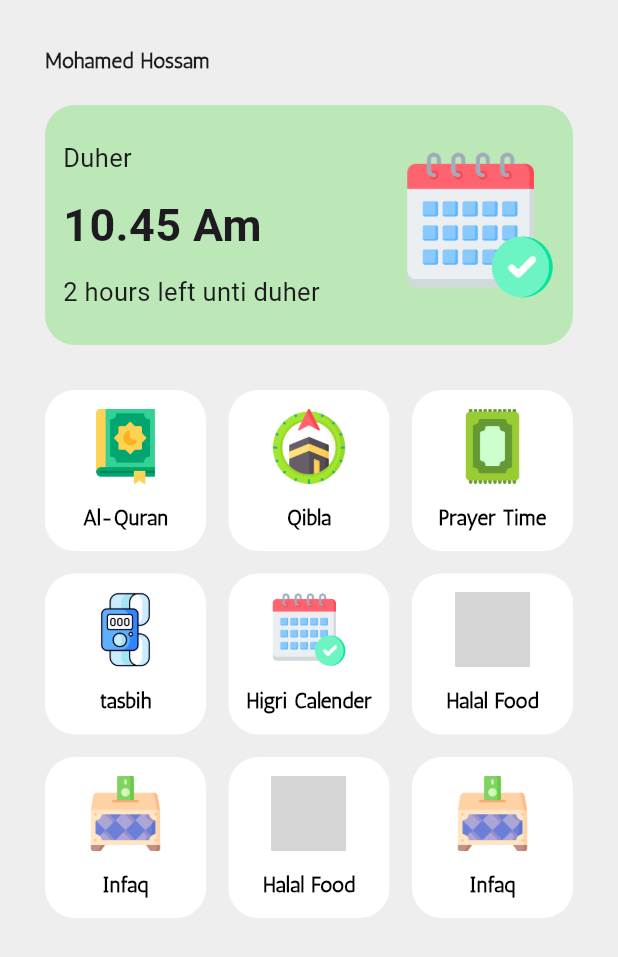
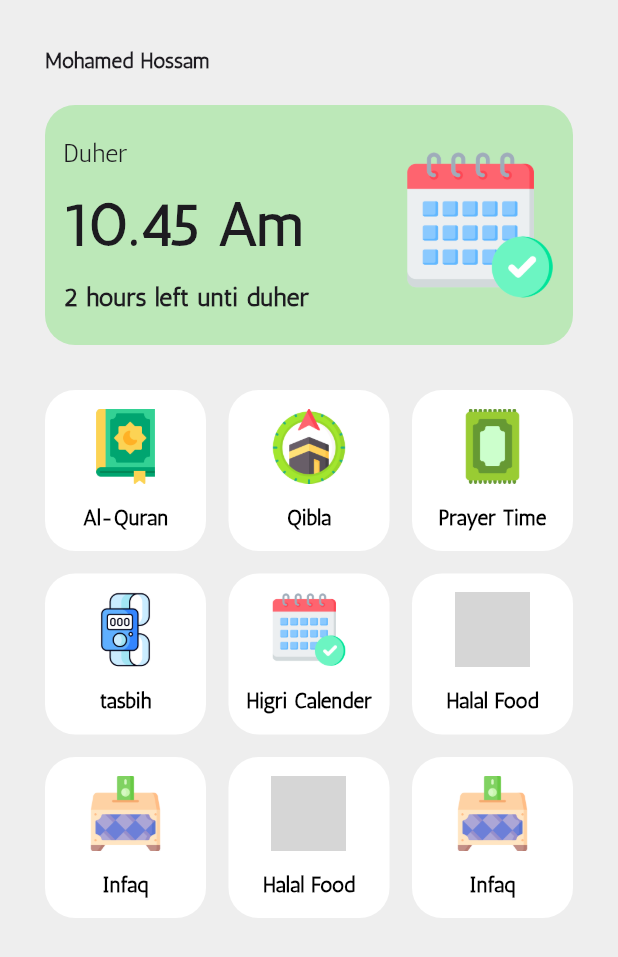
Before and after one commit to mo7ossam44/QuranApp, a Flutter app: the screen it shows after launch, on a phone screen of 412 x 824 dp. Shown: the top 957 px of the screen. Run offline on Flutter 3.47's test engine with Material 3 defaults, Android fonts, the phone set to English and light mode, and no system bars; our stand-ins replace dio; project files that could hold a hidden picture were left out; grey boxes are pictures that could not be loaded.

Commit message:
add time container widget

```diff
--- a/lib/Widgets/time-container_widget.dart
+++ b/lib/Widgets/time-container_widget.dart
@@ -1,10 +1,7 @@
-
 import 'package:flutter/material.dart';
 
 class TimeContainerWidget extends StatelessWidget {
-  const TimeContainerWidget({
-    super.key,
-  });
+  const TimeContainerWidget({super.key});
 
   @override
   Widget build(BuildContext context) {
@@ -23,17 +20,25 @@ class TimeContainerWidget extends StatelessWidget {
               mainAxisAlignment: MainAxisAlignment.spaceEvenly,
               crossAxisAlignment: CrossAxisAlignment.start,
               children: [
-                Text('Duher', style: TextStyle(fontSize: 17)),
+                Text(
+                  'Duher',
+                  style: TextStyle(fontSize: 17, fontFamily: 'Antic'),
+                ),
                 Text(
                   '10.45 Am',
                   style: TextStyle(
                     fontWeight: FontWeight.bold,
-                    fontSize: 30,
+                    fontSize: 40,
+                    fontFamily: 'Antic',
                   ),
                 ),
                 Text(
                   '2 hours left unti duher',
-                  style: TextStyle(fontSize: 17),
+                  style: TextStyle(
+                    fontSize: 17,
+                    fontFamily: 'Antic',
+                    fontWeight: FontWeight.bold,
+                  ),
                 ),
               ],
             ),
```
